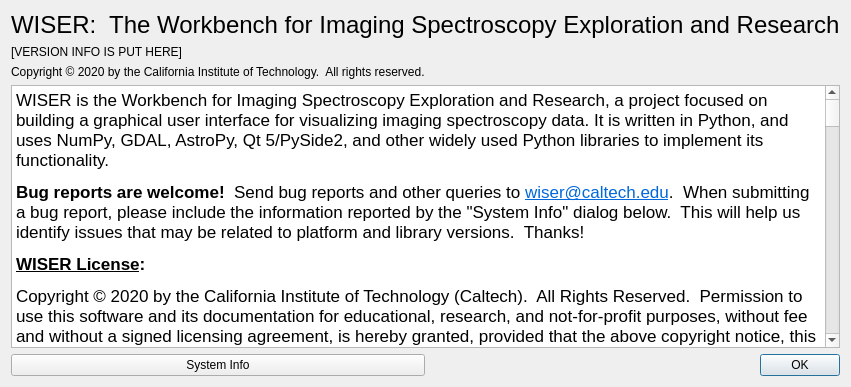
Ehlmann-research-group/WISER, file src/wiser/gui/ui_files/about_dialog.ui: the form before one commit.
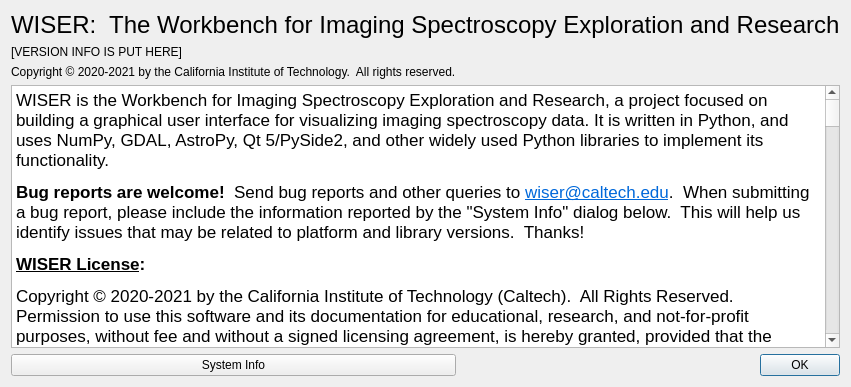
The form after the commit.

Commit message: Add Lark parser license to WISER licensing information

The edit to the form file:
```diff
--- a/src/wiser/gui/ui_files/about_dialog.ui
+++ b/src/wiser/gui/ui_files/about_dialog.ui
@@ -6,7 +6,7 @@
    <rect>
     <x>0</x>
     <y>0</y>
-    <width>611</width>
+    <width>612</width>
     <height>387</height>
    </rect>
   </property>
@@ -27,7 +27,7 @@
 &lt;p style=&quot; margin-top:0px; margin-bottom:0px; margin-left:0px; margin-right:0px; -qt-block-indent:0; text-indent:0px;&quot;&gt;WISER is the Workbench for Imaging Spectroscopy Exploration and Research, a project focused on building a graphical user interface for visualizing imaging spectroscopy data. It is written in Python, and uses NumPy, GDAL, AstroPy, Qt 5/PySide2, and other widely used Python libraries to implement its functionality.&lt;/p&gt;
 &lt;p style=&quot; margin-top:12px; margin-bottom:12px; margin-left:0px; margin-right:0px; -qt-block-indent:0; text-indent:0px;&quot;&gt;&lt;span style=&quot; font-weight:600;&quot;&gt;Bug reports are welcome!&lt;/span&gt;  Send bug reports and other queries to &lt;a href=&quot;mailto:wiser@caltech.edu&quot;&gt;&lt;span style=&quot; text-decoration: underline; color:#0068da;&quot;&gt;wiser@caltech.edu&lt;/span&gt;&lt;/a&gt;.  When submitting a bug report, please include the information reported by the &amp;quot;System Info&amp;quot; dialog below.  This will help us identify issues that may be related to platform and library versions.  Thanks!&lt;/p&gt;
 &lt;p style=&quot; margin-top:12px; margin-bottom:12px; margin-left:0px; margin-right:0px; -qt-block-indent:0; text-indent:0px;&quot;&gt;&lt;span style=&quot; font-weight:600; text-decoration: underline;&quot;&gt;WISER License&lt;/span&gt;&lt;span style=&quot; font-weight:600;&quot;&gt;:&lt;/span&gt;&lt;/p&gt;
-&lt;p style=&quot; margin-top:12px; margin-bottom:12px; margin-left:0px; margin-right:0px; -qt-block-indent:0; text-indent:0px;&quot;&gt;Copyright © 2020 by the California Institute of Technology (Caltech).  All Rights Reserved.  Permission to use this software and its documentation for educational, research, and not-for-profit purposes, without fee and without a signed licensing agreement, is hereby granted, provided that the above copyright notice, this paragraph and the following two paragraphs appear in all copies, modifications, and distributions.  Contact the Caltech Technology Transfer and Corporate Partnerships Office, 1200 E. California Blvd., Pasadena, CA 91125, (626) 395-3066, &lt;a href=&quot;mailto:innovation@caltech.edu&quot;&gt;&lt;span style=&quot; text-decoration: underline; color:#0068da;&quot;&gt;innovation@caltech.edu&lt;/span&gt;&lt;/a&gt;, &lt;a href=&quot;https://innovation.caltech.edu&quot;&gt;&lt;span style=&quot; text-decoration: underline; color:#0068da;&quot;&gt;https://innovation.caltech.edu&lt;/span&gt;&lt;/a&gt; for commercial licensing opportunities.&lt;/p&gt;
+&lt;p style=&quot; margin-top:12px; margin-bottom:12px; margin-left:0px; margin-right:0px; -qt-block-indent:0; text-indent:0px;&quot;&gt;Copyright © 2020-2021 by the California Institute of Technology (Caltech).  All Rights Reserved.  Permission to use this software and its documentation for educational, research, and not-for-profit purposes, without fee and without a signed licensing agreement, is hereby granted, provided that the above copyright notice, this paragraph and the following two paragraphs appear in all copies, modifications, and distributions.  Contact the Caltech Technology Transfer and Corporate Partnerships Office, 1200 E. California Blvd., Pasadena, CA 91125, (626) 395-3066, &lt;a href=&quot;mailto:innovation@caltech.edu&quot;&gt;&lt;span style=&quot; text-decoration: underline; color:#0068da;&quot;&gt;innovation@caltech.edu&lt;/span&gt;&lt;/a&gt;, &lt;a href=&quot;https://innovation.caltech.edu&quot;&gt;&lt;span style=&quot; text-decoration: underline; color:#0068da;&quot;&gt;https://innovation.caltech.edu&lt;/span&gt;&lt;/a&gt; for commercial licensing opportunities.&lt;/p&gt;
 &lt;p style=&quot; margin-top:12px; margin-bottom:12px; margin-left:0px; margin-right:0px; -qt-block-indent:0; text-indent:0px;&quot;&gt;IN NO EVENT SHALL CALTECH BE LIABLE TO ANY PARTY FOR DIRECT, INDIRECT, SPECIAL, INCIDENTAL, OR CONSEQUENTIAL DAMAGES, INCLUDING LOST PROFITS, ARISING OUT OF THE USE OF THIS SOFTWARE AND ITS DOCUMENTATION, EVEN IF CALTECH HAS BEEN ADVISED OF THE POSSIBILITY OF SUCH DAMAGE.&lt;/p&gt;
 &lt;p style=&quot; margin-top:12px; margin-bottom:12px; margin-left:0px; margin-right:0px; -qt-block-indent:0; text-indent:0px;&quot;&gt;CALTECH SPECIFICALLY DISCLAIMS ANY WARRANTIES, INCLUDING, BUT NOT LIMITED TO, THE IMPLIED WARRANTIES OF MERCHANTABILITY AND FITNESS FOR A PARTICULAR PURPOSE.  THE SOFTWARE AND ACCOMPANYING DOCUMENTATION, IF ANY, PROVIDED HEREUNDER IS PROVIDED &amp;quot;AS IS&amp;quot;.  CALTECH HAS NO OBLIGATION TO PROVIDE MAINTENANCE, SUPPORT, UPDATES, ENHANCEMENTS, OR MODIFICATIONS.&lt;/p&gt;
 &lt;p style=&quot; margin-top:12px; margin-bottom:12px; margin-left:0px; margin-right:0px; -qt-block-indent:0; text-indent:0px;&quot;&gt;&lt;span style=&quot; font-weight:600; text-decoration: underline;&quot;&gt;The following are license notices for software used in WISER&lt;/span&gt;&lt;span style=&quot; font-weight:600;&quot;&gt;:&lt;/span&gt;&lt;/p&gt;
@@ -50,6 +50,14 @@
 &lt;li style=&quot;&quot; style=&quot; margin-top:12px; margin-bottom:12px; margin-left:0px; margin-right:0px; -qt-block-indent:0; text-indent:0px;&quot;&gt;Redistributions in binary form must reproduce the above copyright notice, this list of conditions and the following disclaimer in the documentation and/or other materials provided with the distribution.&lt;/li&gt;
 &lt;li style=&quot;&quot; style=&quot; margin-top:12px; margin-bottom:12px; margin-left:0px; margin-right:0px; -qt-block-indent:0; text-indent:0px;&quot;&gt;Neither the name of the NumPy Developers nor the names of any contributors may be used to endorse or promote products derived from this software without specific prior written permission.&lt;/li&gt;&lt;/ul&gt;
 &lt;p style=&quot; margin-top:12px; margin-bottom:12px; margin-left:0px; margin-right:0px; -qt-block-indent:0; text-indent:0px;&quot;&gt;THIS SOFTWARE IS PROVIDED BY THE COPYRIGHT HOLDERS AND CONTRIBUTORS “AS IS” AND ANY EXPRESS OR IMPLIED WARRANTIES, INCLUDING, BUT NOT LIMITED TO, THE IMPLIED WARRANTIES OF MERCHANTABILITY AND FITNESS FOR A PARTICULAR PURPOSE ARE DISCLAIMED. IN NO EVENT SHALL THE COPYRIGHT OWNER OR CONTRIBUTORS BE LIABLE FOR ANY DIRECT, INDIRECT, INCIDENTAL, SPECIAL, EXEMPLARY, OR CONSEQUENTIAL DAMAGES (INCLUDING, BUT NOT LIMITED TO, PROCUREMENT OF SUBSTITUTE GOODS OR SERVICES; LOSS OF USE, DATA, OR PROFITS; OR BUSINESS INTERRUPTION) HOWEVER CAUSED AND ON ANY THEORY OF LIABILITY, WHETHER IN CONTRACT, STRICT LIABILITY, OR TORT (INCLUDING NEGLIGENCE OR OTHERWISE) ARISING IN ANY WAY OUT OF THE USE OF THIS SOFTWARE, EVEN IF ADVISED OF THE POSSIBILITY OF SUCH DAMAGE.&lt;/p&gt;
+&lt;p style=&quot; margin-top:12px; margin-bottom:12px; margin-left:0px; margin-right:0px; -qt-block-indent:0; text-indent:0px;&quot;&gt;&lt;span style=&quot; font-weight:600;&quot;&gt;Lark parser framework:&lt;/span&gt;&lt;/p&gt;
+&lt;p style=&quot; margin-top:0px; margin-bottom:0px; margin-left:0px; margin-right:0px; -qt-block-indent:0; text-indent:0px;&quot;&gt;Copyright © 2017 Erez Shinan&lt;/p&gt;
+&lt;p style=&quot;-qt-paragraph-type:empty; margin-top:0px; margin-bottom:0px; margin-left:0px; margin-right:0px; -qt-block-indent:0; text-indent:0px;&quot;&gt;&lt;br /&gt;&lt;/p&gt;
+&lt;p style=&quot; margin-top:0px; margin-bottom:0px; margin-left:0px; margin-right:0px; -qt-block-indent:0; text-indent:0px;&quot;&gt;Permission is hereby granted, free of charge, to any person obtaining a copy of this software and associated documentation files (the &amp;quot;Software&amp;quot;), to deal in the Software without restriction, including without limitation the rights to use, copy, modify, merge, publish, distribute, sublicense, and/or sell copies of the Software, and to permit persons to whom the Software is furnished to do so, subject to the following conditions:&lt;/p&gt;
+&lt;p style=&quot;-qt-paragraph-type:empty; margin-top:0px; margin-bottom:0px; margin-left:0px; margin-right:0px; -qt-block-indent:0; text-indent:0px;&quot;&gt;&lt;br /&gt;&lt;/p&gt;
+&lt;p style=&quot; margin-top:0px; margin-bottom:0px; margin-left:0px; margin-right:0px; -qt-block-indent:0; text-indent:0px;&quot;&gt;The above copyright notice and this permission notice shall be included in all copies or substantial portions of the Software.&lt;/p&gt;
+&lt;p style=&quot;-qt-paragraph-type:empty; margin-top:0px; margin-bottom:0px; margin-left:0px; margin-right:0px; -qt-block-indent:0; text-indent:0px;&quot;&gt;&lt;br /&gt;&lt;/p&gt;
+&lt;p style=&quot; margin-top:0px; margin-bottom:0px; margin-left:0px; margin-right:0px; -qt-block-indent:0; text-indent:0px;&quot;&gt;THE SOFTWARE IS PROVIDED &amp;quot;AS IS&amp;quot;, WITHOUT WARRANTY OF ANY KIND, EXPRESS OR IMPLIED, INCLUDING BUT NOT LIMITED TO THE WARRANTIES OF MERCHANTABILITY, FITNESS FOR A PARTICULAR PURPOSE AND NONINFRINGEMENT.  IN NO EVENT SHALL THE AUTHORS OR COPYRIGHT HOLDERS BE LIABLE FOR ANY CLAIM, DAMAGES OR OTHER LIABILITY, WHETHER IN AN ACTION OF CONTRACT, TORT OR OTHERWISE, ARISING FROM, OUT OF OR IN CONNECTION WITH THE SOFTWARE OR THE USE OR OTHER DEALINGS IN THE SOFTWARE.&lt;/p&gt;
 &lt;p style=&quot; margin-top:12px; margin-bottom:12px; margin-left:0px; margin-right:0px; -qt-block-indent:0; text-indent:0px;&quot;&gt;&lt;span style=&quot; font-weight:600;&quot;&gt;Pillow (PIL Fork):&lt;/span&gt;&lt;/p&gt;
 &lt;p style=&quot; margin-top:12px; margin-bottom:12px; margin-left:0px; margin-right:0px; -qt-block-indent:0; text-indent:0px;&quot;&gt;The Python Imaging Library (PIL) is&lt;/p&gt;
 &lt;p style=&quot; margin-top:0px; margin-bottom:0px; margin-left:0px; margin-right:0px; -qt-block-indent:0; text-indent:0px;&quot;&gt;	Copyright © 1997-2011 by Secret Labs AB&lt;/p&gt;
@@ -120,7 +128,7 @@
    <item row="2" column="0">
     <widget class="QLabel" name="label_copyright">
      <property name="text">
-      <string>Copyright © 2020 by the California Institute of Technology.  All rights reserved.</string>
+      <string>Copyright © 2020-2021 by the California Institute of Technology.  All rights reserved.</string>
      </property>
     </widget>
    </item>
```
The commit also changes 1 other file.
